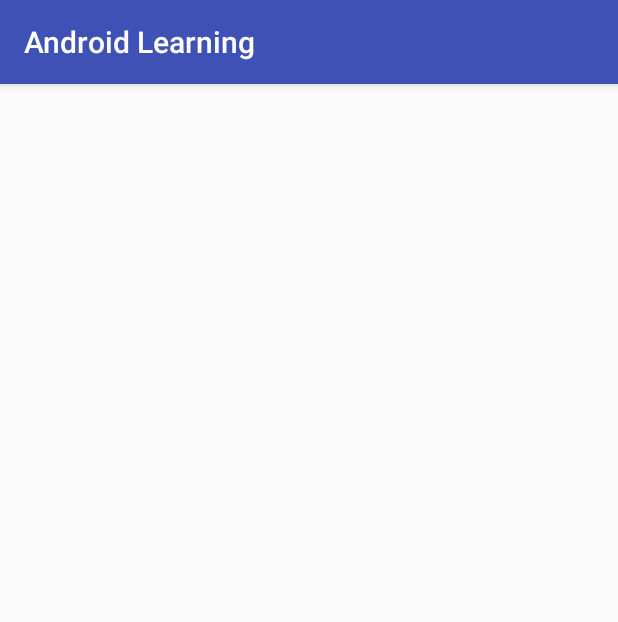
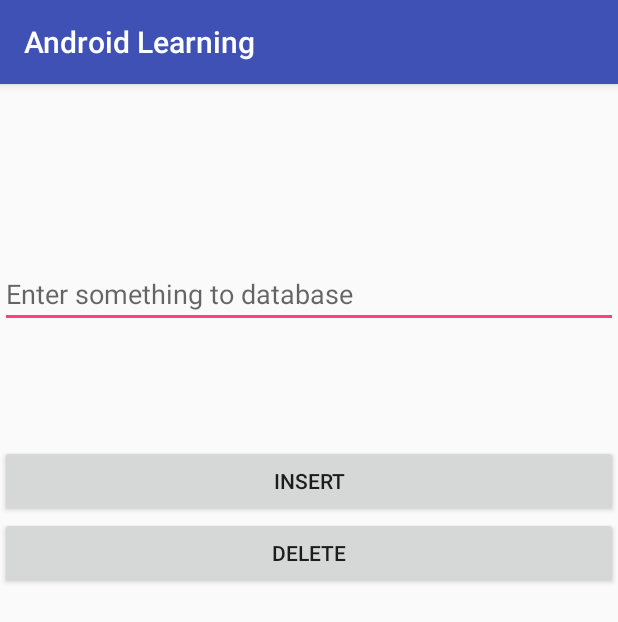
Before and after one commit to Rushabh179/Android-Learning, an Android app: the SqliteDatabaseExampleActivity screen opened directly, with no data from a screen before it, on a phone screen of 412 x 824 dp. Shown: the top 622 px of the screen. Run offline under Robolectric (Android 15) with nearby library versions, the phone set to English and light mode, and no system bars; our stand-ins replace sdp/ssp sizes.

Commit message:
SQLite database example added

```diff
--- a/app/build.gradle
+++ b/app/build.gradle
@@ -63,5 +63,4 @@ dependencies {
     implementation 'com.intuit.sdp:sdp-android:1.0.5'
     implementation 'com.android.support:palette-v7:26.1.0'
     implementation 'com.squareup.picasso:picasso:2.5.2'
-
 }
--- a/app/src/main/java/com/simform/rushabhmodi/androidlearning/examples/ExternalStorageExampleActivity.java
+++ b/app/src/main/java/com/simform/rushabhmodi/androidlearning/examples/ExternalStorageExampleActivity.java
@@ -67,8 +67,7 @@ public class ExternalStorageExampleActivity extends AppCompatActivity {
             public void onNothingSelected(AdapterView<?> adapterView) {
             }
         });
-
-        Toast.makeText(this, externalStorageFile.getAbsolutePath(), Toast.LENGTH_LONG).show();
+        //Toast.makeText(this, externalStorageFile.getAbsolutePath(), Toast.LENGTH_LONG).show();
     }
 
     private boolean isExternalStorageAvailable() {
--- a/app/src/main/java/com/simform/rushabhmodi/androidlearning/examples/SqliteDatabaseExampleActivity.java
+++ b/app/src/main/java/com/simform/rushabhmodi/androidlearning/examples/SqliteDatabaseExampleActivity.java
@@ -2,14 +2,52 @@ package com.simform.rushabhmodi.androidlearning.examples;
 
 import android.support.v7.app.AppCompatActivity;
 import android.os.Bundle;
+import android.view.View;
+import android.widget.EditText;
+import android.widget.TextView;
 
 import com.simform.rushabhmodi.androidlearning.R;
+import com.simform.rushabhmodi.androidlearning.other.SqliteHelper;
+import com.simform.rushabhmodi.androidlearning.other.SqlitePojo;
 
 public class SqliteDatabaseExampleActivity extends AppCompatActivity {
+
+    private EditText writeSqlite;
+    private TextView readSqlite;
+    private SqliteHelper sqliteHelper;
+    private SqlitePojo sqlitePojo;
+    private String dbString;
 
     @Override
     protected void onCreate(Bundle savedInstanceState) {
         super.onCreate(savedInstanceState);
         setContentView(R.layout.activity_sqlite_database_example);
+
+        writeSqlite = findViewById(R.id.edittext_sqlite_write);
+        readSqlite = findViewById(R.id.textview_sqlite_read);
+        sqlitePojo = new SqlitePojo();
+        sqliteHelper = new SqliteHelper(this, null, null, 1);
+        printDatabase();
+    }
+
+    public void onSqliteClick(View view) {
+        switch (view.getId()) {
+            case R.id.btn_sqlite_insert:
+                sqlitePojo.setItem(writeSqlite.getText().toString());
+                sqliteHelper.insertItem(sqlitePojo);
+                printDatabase();
+                break;
+
+            case R.id.btn_sqlite_delete:
+                sqliteHelper.deleteItem(writeSqlite.getText().toString());
+                printDatabase();
+                break;
+        }
+    }
+
+    private void printDatabase() {
+        dbString = sqliteHelper.dbToString();
+        readSqlite.setText(dbString);
+        writeSqlite.setText("");
     }
 }
--- /dev/null
+++ b/app/src/main/java/com/simform/rushabhmodi/androidlearning/other/SqliteHelper.java
@@ -0,0 +1,76 @@
+package com.simform.rushabhmodi.androidlearning.other;
+
+import android.annotation.SuppressLint;
+import android.content.ContentValues;
+import android.content.Context;
+import android.database.Cursor;
+import android.database.sqlite.SQLiteDatabase;
+import android.database.sqlite.SQLiteOpenHelper;
+
+/**
+ * Created by rushabh.modi on 27/02/18.
+ */
+
+public class SqliteHelper extends SQLiteOpenHelper {
+
+    public static final String DATABASE_NAME = "sqlitedatabase.db";
+    public static final int DATABASE_VERSION  = 1;
+    public static final String COLUMN_ID = "id";
+    public static final String TABLE_NAME = "sqlitetable";
+    public static final String COLUMN_ITEM = "item";
+
+    public SqliteHelper(Context context, String name, SQLiteDatabase.CursorFactory factory, int version) {
+        super(context, DATABASE_NAME, factory, DATABASE_VERSION);
+    }
+
+    @Override
+    public void onCreate(SQLiteDatabase sqLiteDatabase) {
+        String query = " CREATE TABLE " + TABLE_NAME + "(" +
+                COLUMN_ID + " INTEGER PRIMARY KEY AUTOINCREMENT, " +
+                COLUMN_ITEM + " TEXT " +
+                ");";
+        sqLiteDatabase.execSQL(query);
+    }
+
+    @Override
+    public void onUpgrade(SQLiteDatabase sqLiteDatabase, int i, int i1) {
+        sqLiteDatabase.execSQL(" DROP TABLE IF EXISTS " + TABLE_NAME);
+        onCreate(sqLiteDatabase);
+    }
+
+    public void insertItem(SqlitePojo sqlitePojo) {
+        ContentValues values = new ContentValues();
+        values.put(COLUMN_ITEM, sqlitePojo.getItem());
+        SQLiteDatabase db = getWritableDatabase();
+        db.insert(TABLE_NAME, null, values);
+        db.close();
+    }
+
+    public void deleteItem(String itemName) {
+        SQLiteDatabase db = getWritableDatabase();
+        db.execSQL("DELETE FROM " + TABLE_NAME + " WHERE " +
+                COLUMN_ITEM + "=\"" + itemName + "\";");
+    }
+
+    public String dbToString() {
+        StringBuilder dbString = new StringBuilder();
+        SQLiteDatabase db = getWritableDatabase();
+        String query = "SELECT * FROM " + TABLE_NAME + " WHERE 1";
+
+        //Cursor point to a location in result
+        @SuppressLint("Recycle")
+        Cursor c = db.rawQuery(query, null);
+        //Move to the first
+        c.moveToFirst();
+
+        while (!c.isAfterLast()) {
+            if (c.getString(c.getColumnIndex(COLUMN_ITEM)) != null) {
+                dbString.append(c.getString(c.getColumnIndex(COLUMN_ITEM)));
+                dbString.append("\n");
+            }
+            c.moveToNext();
+        }
+        db.close();
+        return dbString.toString();
+    }
+}
--- /dev/null
+++ b/app/src/main/java/com/simform/rushabhmodi/androidlearning/other/SqlitePojo.java
@@ -0,0 +1,35 @@
+package com.simform.rushabhmodi.androidlearning.other;
+
+/**
+ * Created by rushabh.modi on 27/02/18.
+ */
+
+public class SqlitePojo {
+
+    private int id;
+    private String item;
+
+    public SqlitePojo() {
+    }
+
+    public SqlitePojo(int id, String item) {
+        this.id = id;
+        this.item = item;
+    }
+
+    public void setId(int id) {
+        this.id = id;
+    }
+
+    public void setItem(String item) {
+        this.item = item;
+    }
+
+    public int getId() {
+        return id;
+    }
+
+    public String getItem() {
+        return item;
+    }
+}
--- a/app/src/main/java/com/simform/rushabhmodi/androidlearning/viewholder/ExamplesChildViewHolder.java
+++ b/app/src/main/java/com/simform/rushabhmodi/androidlearning/viewholder/ExamplesChildViewHolder.java
@@ -12,6 +12,7 @@ import com.simform.rushabhmodi.androidlearning.examples.InternalStorageExampleAc
 import com.simform.rushabhmodi.androidlearning.examples.ListFragmentExampleActivity;
 import com.simform.rushabhmodi.androidlearning.examples.SearchExampleActivity;
 import com.simform.rushabhmodi.androidlearning.examples.SharedPreferencesExampleActivity;
+import com.simform.rushabhmodi.androidlearning.examples.SqliteDatabaseExampleActivity;
 import com.simform.rushabhmodi.androidlearning.other.ExamplesDataFactory;
 import com.thoughtbot.expandablerecyclerview.viewholders.ChildViewHolder;
 
@@ -48,7 +49,7 @@ public class ExamplesChildViewHolder extends ChildViewHolder {
                         childContext.startActivity(new Intent(childContext, ExternalStorageExampleActivity.class));
                         break;
                     case ExamplesDataFactory.parent5child4:
-                        childContext.startActivity(new Intent(childContext, ExternalStorageExampleActivity.class));
+                        childContext.startActivity(new Intent(childContext, SqliteDatabaseExampleActivity.class));
                         break;
                     case ExamplesDataFactory.parent8child1:
                         childContext.startActivity(new Intent(childContext, SearchExampleActivity.class).putExtra(childContext.getString(R.string.search_type), childContext.getString(R.string.search_simple)));
--- a/app/src/main/res/layout/activity_sqlite_database_example.xml
+++ b/app/src/main/res/layout/activity_sqlite_database_example.xml
@@ -1,9 +1,61 @@
 <?xml version="1.0" encoding="utf-8"?>
-<android.support.constraint.ConstraintLayout xmlns:android="http://schemas.android.com/apk/res/android"
+<ScrollView xmlns:android="http://schemas.android.com/apk/res/android"
     xmlns:app="http://schemas.android.com/apk/res-auto"
     xmlns:tools="http://schemas.android.com/tools"
     android:layout_width="match_parent"
     android:layout_height="match_parent"
     tools:context="com.simform.rushabhmodi.androidlearning.examples.SqliteDatabaseExampleActivity">
 
-</android.support.constraint.ConstraintLayout>
+    <android.support.constraint.ConstraintLayout
+        android:layout_width="match_parent"
+        android:layout_height="wrap_content">
+
+        <EditText
+            android:id="@+id/edittext_sqlite_write"
+            android:layout_width="0dp"
+            android:layout_height="wrap_content"
+            android:layout_marginTop="@dimen/_90sdp"
+            android:hint="@string/sqlite_edittext_hint"
+            app:layout_constraintEnd_toEndOf="parent"
+            app:layout_constraintStart_toStartOf="parent"
+            app:layout_constraintTop_toTopOf="parent" />
+
+        <Button
+            android:id="@+id/btn_sqlite_insert"
+            android:layout_width="match_parent"
+            android:layout_height="wrap_content"
+            android:layout_marginTop="@dimen/_60sdp"
+            android:text="@string/sqlite_btn_insert"
+            android:onClick="onSqliteClick"
+            app:layout_constraintBottom_toTopOf="@+id/btn_sqlite_delete"
+            app:layout_constraintEnd_toEndOf="parent"
+            app:layout_constraintStart_toStartOf="parent"
+            app:layout_constraintTop_toBottomOf="@+id/edittext_sqlite_write" />
+
+        <Button
+            android:id="@+id/btn_sqlite_delete"
+            android:layout_width="match_parent"
+            android:layout_height="wrap_content"
+            android:text="@string/sqlite_btn_delete"
+            android:onClick="onSqliteClick"
+            app:layout_constraintEnd_toEndOf="parent"
+            app:layout_constraintStart_toStartOf="parent"
+            app:layout_constraintTop_toBottomOf="@+id/btn_sqlite_insert" />
+
+        <TextView
+            android:id="@+id/textview_sqlite_read"
+            android:layout_width="wrap_content"
+            android:layout_height="wrap_content"
+            android:layout_centerHorizontal="true"
+            android:layout_marginBottom="@dimen/_20sdp"
+            android:layout_marginTop="@dimen/_40sdp"
+            android:padding="@dimen/_5sdp"
+            android:textSize="@dimen/_17sdp"
+            app:layout_constraintBottom_toBottomOf="parent"
+            app:layout_constraintEnd_toEndOf="parent"
+            app:layout_constraintStart_toStartOf="parent"
+            app:layout_constraintTop_toBottomOf="@+id/btn_sqlite_delete"
+            tools:text="@tools:sample/lorem/random" />
+
+    </android.support.constraint.ConstraintLayout>
+</ScrollView>
--- a/app/src/main/res/values/strings.xml
+++ b/app/src/main/res/values/strings.xml
@@ -178,9 +178,14 @@
     <string name="internal_storage_new_file_imagebtn_contentdesc">new file internal storage</string>
     <string name="internal_storage_dialog_new_file_hint">Enter a file name</string>
 
-    <!-- Internal Storage Example -->
+    <!-- EXternal Storage Example -->
     <string name="external_storage_edittext_hint">Enter something in a file in <b>External</b> storage</string>
     <string name="external_storage_file_path">ExternalStoragePath</string>
     <string name="external_storage_file_name">ExternalStorageFile.txt</string>
 
+    <!-- SQLite Database Example -->
+    <string name="sqlite_edittext_hint">Enter something to database</string>
+    <string name="sqlite_btn_insert">Insert</string>
+    <string name="sqlite_btn_delete">Delete</string>
+
 </resources>
```
